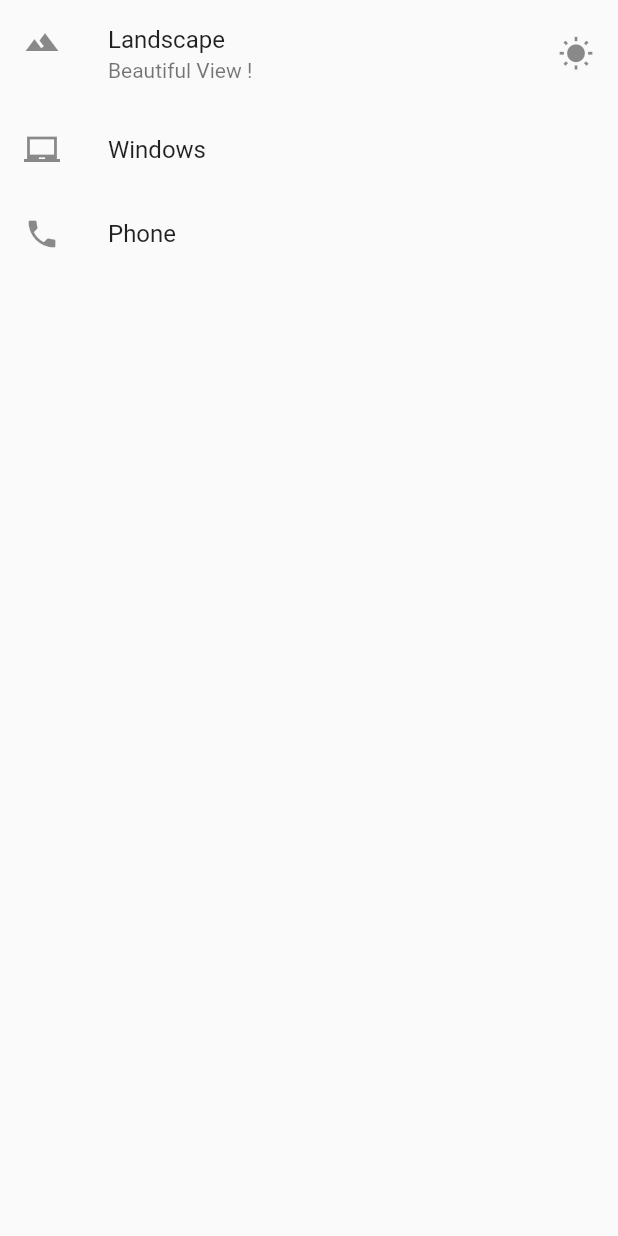
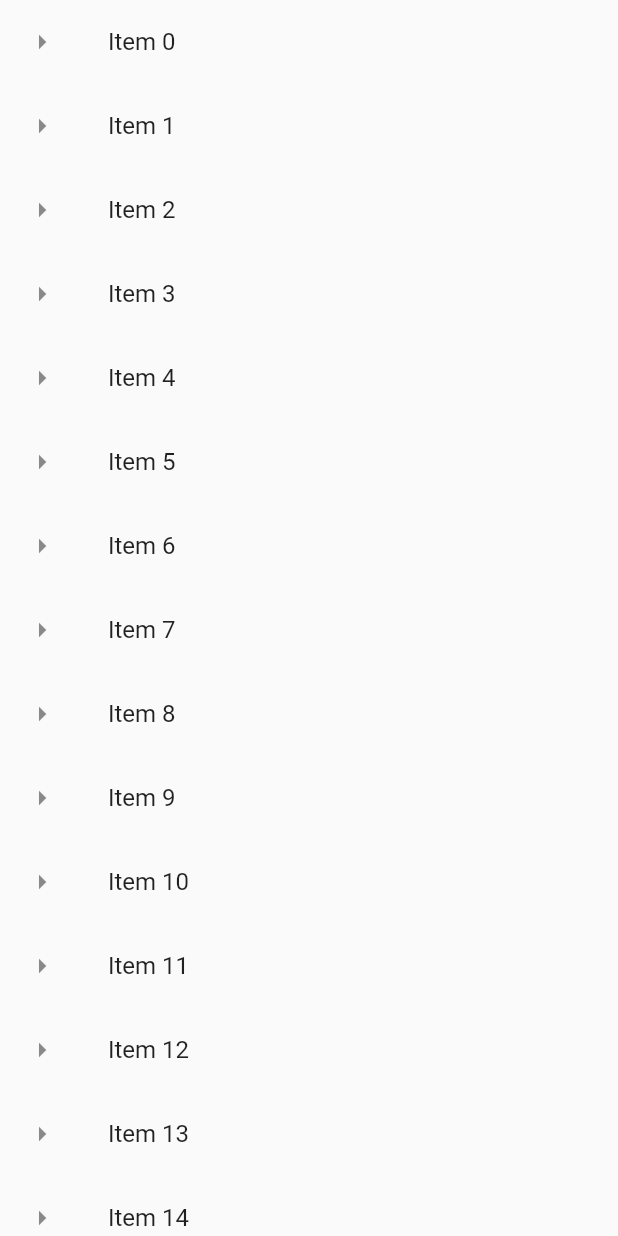
Before and after one commit to smartherd/Flutter-Demos, a Flutter app: what getListView() shows on an empty page, opened directly, on a phone screen of 412 x 824 dp. Run offline on Flutter 3.47's test engine with Material 2 defaults, Android fonts, the phone set to English and light mode, and no system bars.

Commit message:
Section Two, Video Eight: Long List View

```diff
--- a/lib/main.dart
+++ b/lib/main.dart
@@ -3,45 +3,39 @@ import './app_screens/home.dart';
 
 void main() {
   runApp(MaterialApp(
-    title: "Exploring UI widgets",
-    home: Scaffold(
-      appBar: AppBar(title: Text("Basic List View"),),
-      body: getListView(),
+
+	  title: "Exploring UI widgets",
+
+	  home: Scaffold(
+      appBar: AppBar(title: Text("Long List"),),
+      body: getListView()
     ),
+
   ));
+}
+
+List<String> getListElements() {
+
+	var items = List<String>.generate(1000, (counter) => "Item $counter");
+	return items;
 }
 
 Widget getListView() {
 
-  var listView = ListView(
-    children: <Widget>[
+	var listItems = getListElements();
 
-      ListTile(
-        leading: Icon(Icons.landscape),
-        title: Text("Landscape"),
-        subtitle: Text("Beautiful View !"),
-        trailing: Icon(Icons.wb_sunny),
-        onTap: () {
-          debugPrint("Landscape tapped");
-        },
-      ),
+	var listView = ListView.builder(
+			itemBuilder: (context, index) {
 
-      ListTile(
-        leading: Icon(Icons.laptop_chromebook),
-        title: Text("Windows"),
-      ),
+				return ListTile(
+					leading: Icon(Icons.arrow_right),
+					title: Text(listItems[index]),
+					onTap: () {
+						debugPrint('${listItems[index]} was tapped');
+					},
+				);
+			}
+	);
 
-      ListTile(
-        leading: Icon(Icons.phone),
-        title: Text("Phone"),
-      ),
-
-//      Text("Yet another element in List"),
-
-//      Container(color: Colors.red, height: 50.0,)
-
-    ],
-  );
-
-  return listView;
+	return listView;
 }
```
